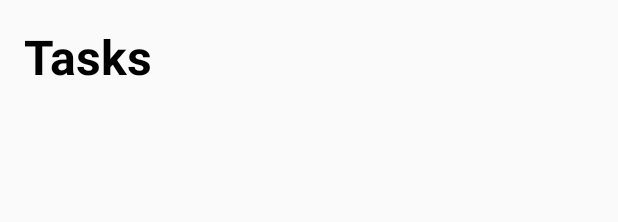
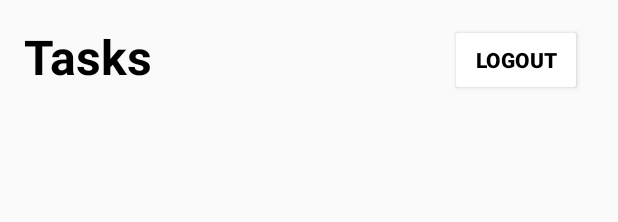
Before and after one commit to ArtemChurylov/todo-app, an Android app: the layout activity_task.xml on its own in the app's theme, with its tools: preview values and no code run, on a phone screen of 412 x 824 dp. Shown: the top 222 px of the screen. Run offline under Robolectric (Android 15) with nearby library versions, the phone set to English and light mode, and no system bars.

Commit message:
added logout button

```diff
--- a/app/src/main/res/layout/activity_task.xml
+++ b/app/src/main/res/layout/activity_task.xml
@@ -15,6 +15,18 @@
         android:layout_marginTop="16dp"
         android:textSize="32sp"
         android:text="@string/tasks" />
+
+    <androidx.appcompat.widget.AppCompatButton
+        android:id="@+id/logoutbtn"
+        android:layout_width="wrap_content"
+        android:layout_height="wrap_content"
+        android:layout_marginStart="300dp"
+        android:layout_marginTop="16dp"
+        android:layout_marginBottom="16dp"
+        android:backgroundTint="@color/white"
+        android:text="Logout"
+        android:textColor="@android:color/black"
+        android:textStyle="bold" />
 
     <androidx.recyclerview.widget.RecyclerView
         android:id="@+id/tasksRecyclerView"
```
Also changed, not shown: app/src/main/java/com/wsh/todo_app/TaskActivity.java (+10 -0 lines).
